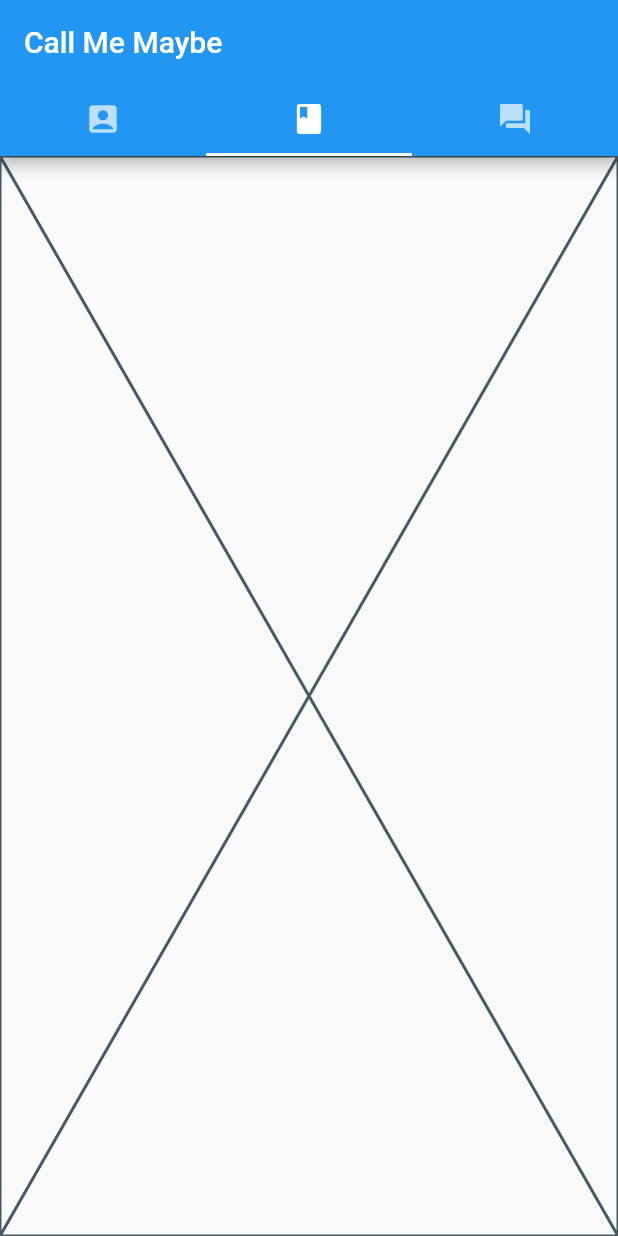
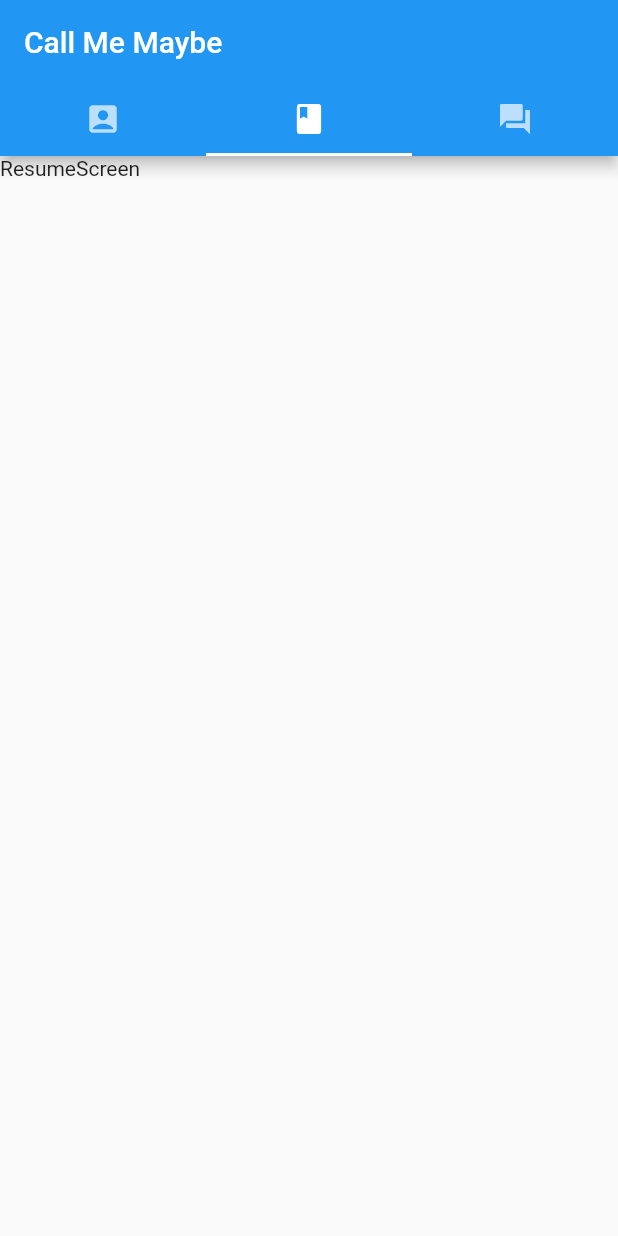
Before and after one commit to ChelseyOSU/call_me_maybe, a Flutter app: the screen it shows after launch, tab 2 chosen, on a phone screen of 412 x 824 dp. Run offline on Flutter 3.47's test engine with Material 2 defaults, Android fonts, the phone set to English and light mode, and no system bars.

Commit message:
refactor tab code to individual screens

```diff
--- a/lib/call_me_maybe.dart
+++ b/lib/call_me_maybe.dart
@@ -1,6 +1,9 @@
 import 'package:flutter/material.dart';
-import 'profile.dart';
-import 'random_call.dart';
+import 'models/profile.dart';
+import 'screens/random_call_screen.dart';
+import 'screens/profile_screen.dart';
+import 'screens/resume_screen.dart';
+
 
 class CallMeMaybe extends StatefulWidget {
   const CallMeMaybe({Key? key}) : super(key: key);
@@ -14,34 +17,36 @@ class _CallMeMaybeState extends State<CallMeMaybe> {
   @override
   Widget build(BuildContext context) {
     return MaterialApp(
-      home: DefaultTabController(
-        length: 3,
-        child: Scaffold(
-          appBar: AppBar(
-            bottom: const TabBar(
-              tabs: [
-                Tab(icon: Icon(Icons.account_box)),
-                Tab(icon: Icon(Icons.book)),
-                Tab(icon: Icon(Icons.question_answer)),
-              ],
-            ),
-            title: const Text('Call Me Maybe'),
-          ),
-          body: TabBarView(
-            children: [
-              Column(
-                mainAxisAlignment: MainAxisAlignment.center,
-                children: [
-                  SizedBox(child: profileImage(), height:200),
-                  SizedBox(child: const Text("Student at Oregon State Unversity"), height:300),
-                  SizedBox(child: const Text("zengxi@oregonstate.edu"), height: 200)
-                ]),
-              Placeholder(),
-              RandomCall(),
-            ],
-          ),
-        ),
-      ),
+      home: MainTabController()
     );
   }
 }
+
+class MainTabController extends StatelessWidget {
+  static const tabs = [
+    Tab(icon: Icon(Icons.account_box)),
+    Tab(icon: Icon(Icons.book)),
+    Tab(icon: Icon(Icons.question_answer)),
+  ];
+
+  final screens = [
+    ProfileScreen(),
+    ResumeScreen(),
+    RandomCallScreen()
+  ];
+
+  @override
+  Widget build(BuildContext context) {
+    return DefaultTabController(
+        length: tabs.length,
+        initialIndex: 0,
+        child: Scaffold(
+          appBar: AppBar(
+            title: const Text('Call Me Maybe'),
+            bottom: const TabBar(tabs: tabs)
+            ),
+          body: TabBarView(children: screens)
+        ),
+    );
+  }
+}
--- /dev/null
+++ b/lib/screens/profile_screen.dart
@@ -0,0 +1,15 @@
+import 'package:flutter/material.dart';
+import '../models/profile.dart';
+
+class ProfileScreen extends StatelessWidget {
+  @override
+  Widget build(BuildContext context) {
+    return Column(
+      mainAxisAlignment: MainAxisAlignment.center,
+      children: [
+        SizedBox(child: profileImage(), height:200),
+        SizedBox(child: const Text("Student at Oregon State Unversity"), height:300),
+        SizedBox(child: const Text("zengxi@oregonstate.edu"), height: 200)
+      ]);
+  }
+}
--- a/lib/random_call.dart
+++ b/lib/screens/random_call_screen.dart
@@ -1,12 +1,12 @@
 import 'package:flutter/material.dart';
-import 'models/random_answer.dart';
+import '../models/random_answer.dart';
 
-class RandomCall extends StatefulWidget {
+class RandomCallScreen extends StatefulWidget {
   @override
-  State<RandomCall> createState() => _RandomCallState();
+  State<RandomCallScreen> createState() => _RandomCallScreenState();
 }
 
-class _RandomCallState extends State<RandomCall> {
+class _RandomCallScreenState extends State<RandomCallScreen> {
   final randomAnswer = RandomAnswer();
 
   Widget build(BuildContext context) {
--- /dev/null
+++ b/lib/screens/resume_screen.dart
@@ -0,0 +1,8 @@
+import 'package:flutter/material.dart';
+
+class ResumeScreen extends StatelessWidget {
+  @override
+  Widget build(BuildContext context) {
+    return Text("ResumeScreen");
+  }
+}
```
Also changed, not shown: lib/models/profile.dart (renamed from lib/profile.dart).
